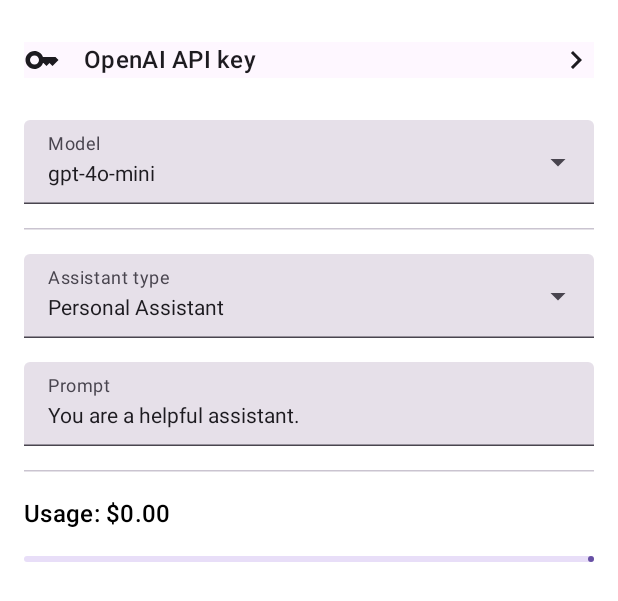
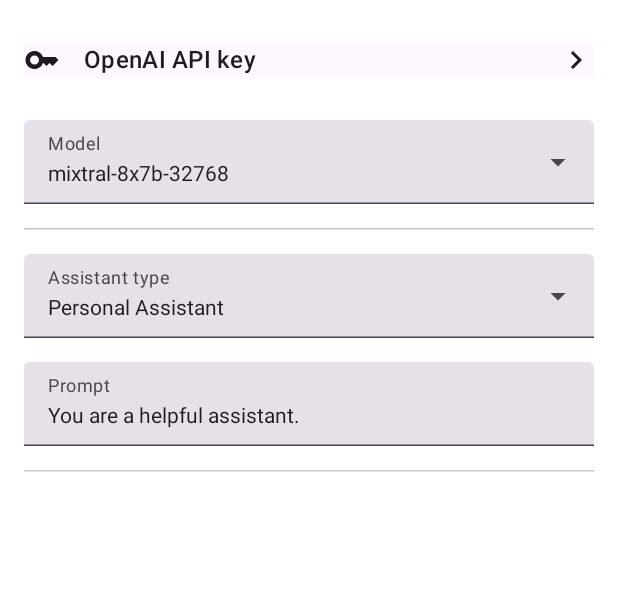
Before and after one commit to filiksyos/IELTS-Tip-Generator, an Android app built with Jetpack Compose: the @Preview function SettingsPreview, on a phone screen of 412 x 824 dp. Shown: the top 601 px of the screen. Run offline under Robolectric (Android 15) with nearby library versions, the phone set to English and light mode, and no system bars; missing, so only their content is drawn: AssistantTheme.

Commit message:
Migrate to Groq API and simplify app architecture
- Replace OpenAI API with Groq API (Mixtral model)
- Remove usage tracking and pricing details
- Simplify Settings and ChatCompletion models
- Update build configuration for new API key and base URL
- Remove unused dependencies and code related to OpenAI integration

```diff
--- a/android-ai-assistant/app/src/main/java/com/example/assistant/UserPreferences.kt
+++ b/android-ai-assistant/app/src/main/java/com/example/assistant/UserPreferences.kt
@@ -3,12 +3,10 @@
 import android.content.Context
 import android.util.Log
 import androidx.datastore.preferences.core.Preferences
-import androidx.datastore.preferences.core.doublePreferencesKey
 import androidx.datastore.preferences.core.edit
 import androidx.datastore.preferences.core.stringPreferencesKey
 import androidx.datastore.preferences.preferencesDataStore
 import com.example.assistant.data.assistants
-import com.example.assistant.data.models
 import com.example.assistant.models.Settings
 import kotlinx.coroutines.flow.Flow
 import kotlinx.coroutines.flow.map
@@ -19,21 +17,15 @@
 
 val Context.dataStore by preferencesDataStore("user_preferences")
 
-val SELECTED_MODEL = stringPreferencesKey("selected_model")
 val SELECTED_ASSISTANT = stringPreferencesKey("selected_assistant")
 val PROMPTS = stringPreferencesKey("prompts")
-val OPENAI_KEY = stringPreferencesKey("openai_key")
-val USAGE_COUNTER = doublePreferencesKey("usage_counter")
 
 fun getSettingsFlow(context: Context): Flow<Settings> {
     return context.dataStore.data
         .map { preferences ->
-            Settings.withDefaults(
-                models.firstOrNull { it.name == preferences[SELECTED_MODEL] },
-                preferences[SELECTED_ASSISTANT],
-                preferences[PROMPTS]?.let { Json.decodeFromString<Map<String, String>>(it) },
-                preferences[OPENAI_KEY],
-                preferences[USAGE_COUNTER]
+            Settings.create(
+                selectedAssistant = preferences[SELECTED_ASSISTANT],
+                prompts = preferences[PROMPTS]?.let { Json.decodeFromString<Map<String, String>>(it) }
             )
         }
 }
@@ -57,11 +49,3 @@
         preferences[PROMPTS] = Json.encodeToString(prompts)
     }
 }
-
-suspend fun addCost(context: Context, cost: Double) {
-    context.dataStore.edit { preferences ->
-        val currentCounterValue = preferences[USAGE_COUNTER] ?: 0.0
-        preferences[USAGE_COUNTER] = currentCounterValue + cost
-        Log.d(TAG, "Total usage: $${preferences[USAGE_COUNTER]}")
-    }
-}
--- a/android-ai-assistant/app/src/main/java/com/example/assistant/data/Data.kt
+++ b/android-ai-assistant/app/src/main/java/com/example/assistant/data/Data.kt
@@ -27,8 +27,8 @@
 )
 
 val models = listOf(
-    Model("gpt-4o-mini", 0.15 / 1000000, 0.6 / 1000000),
-    Model("gpt-4o", 5.0 / 1000000, 15.0 / 1000000)
+    Model("gpt-4o-mini"),
+    Model("gpt-4o")
 )
 
 const val MAX_USAGE = 0.5
--- a/android-ai-assistant/app/src/main/java/com/example/assistant/models/Message.kt
+++ b/android-ai-assistant/app/src/main/java/com/example/assistant/models/Message.kt
@@ -1,9 +1,11 @@
 package com.example.assistant.models
 
+import android.annotation.SuppressLint
 import androidx.room.Entity
 import androidx.room.PrimaryKey
 import kotlinx.serialization.Serializable
 
+@SuppressLint("UnsafeOptInUsageError")
 @Serializable
 @Entity(tableName = "messages")
 data class Message(
--- a/android-ai-assistant/app/src/main/java/com/example/assistant/models/Models.kt
+++ b/android-ai-assistant/app/src/main/java/com/example/assistant/models/Models.kt
@@ -1,10 +1,14 @@
 package com.example.assistant.models
 
+import android.annotation.SuppressLint
 import kotlinx.serialization.Serializable
 
+@SuppressLint("UnsafeOptInUsageError")
 @Serializable
 data class Model(
-    val name: String,
-    val inputPrice: Double, // Price per token
-    val outputPrice: Double
-)
+    val name: String
+) {
+    companion object {
+        const val DEFAULT_MODEL = "mixtral-8x7b-32768"
+    }
+}
--- a/android-ai-assistant/app/src/main/java/com/example/assistant/models/Settings.kt
+++ b/android-ai-assistant/app/src/main/java/com/example/assistant/models/Settings.kt
@@ -2,63 +2,49 @@
 
 import android.util.Log
 import com.example.assistant.BuildConfig
-import com.example.assistant.data.assistants
-import com.example.assistant.data.models
 
+// Settings data class for app configuration - Using Mixtral model through XAI/Groq API only
 data class Settings(
-    var selectedModel: Model,
+    // Fixed to Mixtral model - no other options needed
+    val model: Model = Model("mixtral-8x7b-32768"),
+    // Currently active assistant profile
     var selectedAssistant: String,
+    // Map of assistant names to their system prompts
     var prompts: Map<String, String>,
-    var openAiKey: String,
-    var usageCounter: Double
+    // XAI API key from BuildConfig
+    val xaiKey: String = BuildConfig.XAI_API_KEY
 ) {
     companion object {
         private const val TAG = "Settings"
 
-        fun withDefaults(
-            selectedModel: Model? = null,
+        /**
+         * Creates a Settings instance with required assistant configuration
+         *
+         * @param selectedAssistant Assistant name, defaults to "Personal Assistant"
+         * @param prompts System prompts for assistants, defaults to basic helpful assistant
+         */
+        fun create(
             selectedAssistant: String? = null,
-            prompts: Map<String, String>? = null,
-            openAiKey: String? = null,
-            usageCounter: Double? = null
+            prompts: Map<String, String>? = null
         ): Settings {
-            Log.d(TAG, "selectedModel: $selectedModel")
-            Log.d(TAG, "selectedAssistant: $selectedAssistant")
-            Log.d(TAG, "prompts: $prompts")
-            Log.d(TAG, "openAiKey: $openAiKey")
-            Log.d(TAG, "usageCounter: $usageCounter")
+            Log.d(TAG, "Creating settings")
 
-            val defaultModel = try {
-                models.firstOrNull() ?: Model("default_model", inputPrice = 0.0, outputPrice = 0.0)
-            } catch (e: Exception) {
-                Model("default_model", inputPrice = 0.0, outputPrice = 0.0)
-            }
+            // Only assistant configuration is customizable
+            val assistant = selectedAssistant ?: "Personal Assistant"
+            val assistantPrompts = prompts ?: mapOf(
+                assistant to "You are a helpful assistant."
+            )
 
-            val defaultAssistant = try {
-                assistants.firstOrNull()?.name ?: "default_assistant"
-            } catch (e: Exception) {
-                "default_assistant"
-            }
-
-            val defaultPrompts = try {
-                assistants.associateBy({ it.name }, { prompts?.get(it.name) ?: it.defaultPrompt })
-            } catch (e: Exception) {
-                mapOf("default_assistant" to "default_prompt")
-            }
-
-            val defaultOpenAiKey = try {
-                BuildConfig.OPENAI_API_KEY ?: "default_openai_key"
-            } catch (e: Exception) {
-                "default_openai_key"
-            }
+            Log.d(TAG, "Using assistant: $assistant")
+            Log.d(TAG, "Using prompts: $assistantPrompts")
+            Log.d(TAG, "Using XAI key: ${BuildConfig.XAI_API_KEY.take(5)}...")
 
             return Settings(
-                selectedModel = selectedModel ?: defaultModel,
-                selectedAssistant = selectedAssistant ?: defaultAssistant,
-                prompts = prompts ?: defaultPrompts,
-                openAiKey = openAiKey ?: defaultOpenAiKey,
-                usageCounter = usageCounter ?: 0.0
-            )
+                selectedAssistant = assistant,
+                prompts = assistantPrompts
+            ).also {
+                Log.d(TAG, "Settings created successfully")
+            }
         }
     }
 }
--- a/android-ai-assistant/app/src/main/java/com/example/assistant/network/OpenAIService.kt
+++ b/android-ai-assistant/app/src/main/java/com/example/assistant/network/OpenAIService.kt
@@ -4,7 +4,6 @@
 import com.example.assistant.models.ChatResponse
 import com.jakewharton.retrofit2.converter.kotlinx.serialization.asConverterFactory
 import kotlinx.serialization.json.Json
-import okhttp3.MediaType
 import okhttp3.OkHttpClient
 import okhttp3.ResponseBody
 import retrofit2.Retrofit
@@ -14,7 +13,7 @@
 import retrofit2.http.POST
 import retrofit2.http.Streaming
 import java.util.concurrent.TimeUnit
-
+import okhttp3.MediaType.Companion.toMediaType
 
 private const val BASE_URL = "https://api.openai.com/v1/"
 
@@ -23,7 +22,7 @@
     isLenient = true
 }
 
-private val converter = json.asConverterFactory(MediaType.get("application/json"))
+private val converter = json.asConverterFactory("application/json".toMediaType())
 
 private val client = OkHttpClient.Builder()
     .readTimeout(20, TimeUnit.SECONDS)
--- a/android-ai-assistant/app/src/main/java/com/example/assistant/ui/settings/Settings.kt
+++ b/android-ai-assistant/app/src/main/java/com/example/assistant/ui/settings/Settings.kt
@@ -48,7 +48,7 @@
 
 @Composable
 fun Settings(paddingValues: PaddingValues, settingsViewModel: SettingsViewModel = viewModel()) {
-    val settings by settingsViewModel.settingsFlow.collectAsState(com.example.assistant.models.Settings.withDefaults())
+    val settings by settingsViewModel.settingsFlow.collectAsState(com.example.assistant.models.Settings.create())
     Column(
         verticalArrangement = Arrangement.spacedBy(16.dp),
         modifier = Modifier
@@ -57,11 +57,11 @@
             .padding(16.dp)
     ) {
         TextFieldDialog(
-            value = settings.openAiKey,
+            value = settings.xaiKey,
             onConfirmation = { settingsViewModel.onOpenAiKeyChanged(it) },
             label = "OpenAI API key"
         )
-        ItemPicker("Model", models.map { it.name }, settings.selectedModel.name) {
+        ItemPicker("Model", models.map { it.name }, settings.model.name) {
             settingsViewModel.onModelSelected(it)
         }
         HorizontalDivider()
@@ -76,7 +76,6 @@
                 .fillMaxWidth()
         )
         HorizontalDivider()
-        Usage(settings.usageCounter)
     }
 }
 
--- a/android-ai-assistant/app/src/main/java/com/example/assistant/ui/settings/SettingsViewModel.kt
+++ b/android-ai-assistant/app/src/main/java/com/example/assistant/ui/settings/SettingsViewModel.kt
@@ -3,9 +3,7 @@
 import android.app.Application
 import androidx.lifecycle.AndroidViewModel
 import androidx.lifecycle.viewModelScope
-import com.example.assistant.OPENAI_KEY
 import com.example.assistant.SELECTED_ASSISTANT
-import com.example.assistant.SELECTED_MODEL
 import com.example.assistant.getSettingsFlow
 import com.example.assistant.updatePrompt
 import com.example.assistant.updateSetting
@@ -22,7 +20,7 @@
 
     fun onModelSelected(model: String) {
         viewModelScope.launch {
-            updateSetting(application, SELECTED_MODEL, model)
+            //updateSetting(application, SELECTED_MODEL, model)
         }
     }
 
@@ -40,7 +38,7 @@
 
     fun onOpenAiKeyChanged(key: String) {
         runBlocking {
-            updateSetting(application, OPENAI_KEY, key)
+            //updateSetting(application, OPENAI_KEY, key)
         }
     }
 
```
Also changed, not shown: android-ai-assistant/app/build.gradle.kts (+5 -2 lines), android-ai-assistant/app/src/main/java/com/example/assistant/api/ApiService.kt (added, +50 -0 lines), android-ai-assistant/app/src/main/java/com/example/assistant/api/ChatApi.kt (added, +14 -0 lines), android-ai-assistant/app/src/main/java/com/example/assistant/models/ChatCompletion.kt (+17 -9 lines), android-ai-assistant/app/src/main/java/com/example/assistant/models/ChatResponse.kt (+5 -12 lines), android-ai-assistant/app/src/main/java/com/example/assistant/ui/Assistant.kt (+5 -3 lines), android-ai-assistant/app/src/main/java/com/example/assistant/ui/AssistantViewModel.kt (+32 -54 lines), android-ai-assistant/app/src/main/java/com/example/assistant/ui/chat/ChatViewModel.kt (added, +49 -0 lines).
